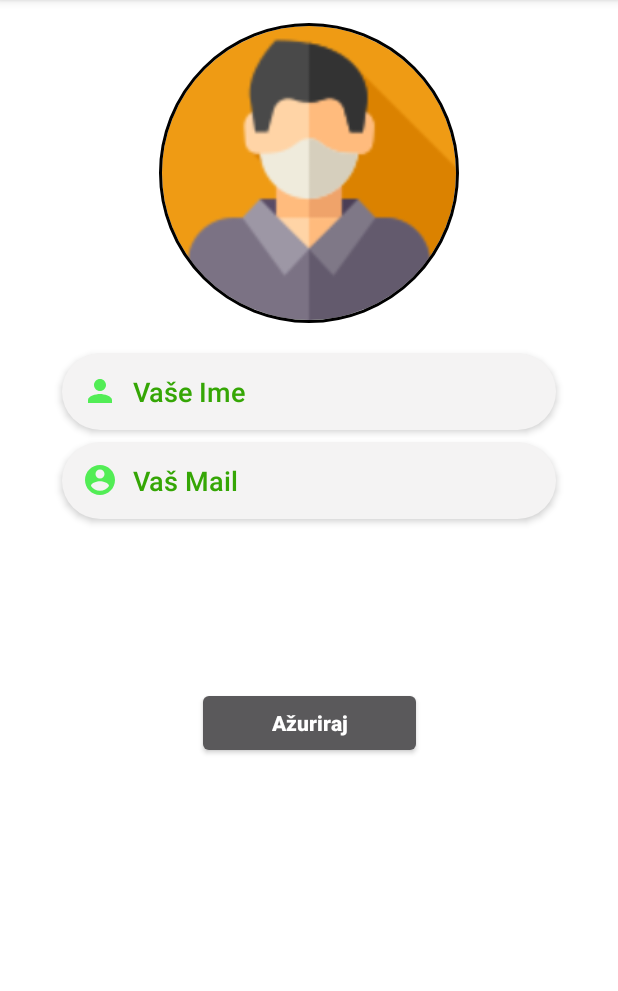
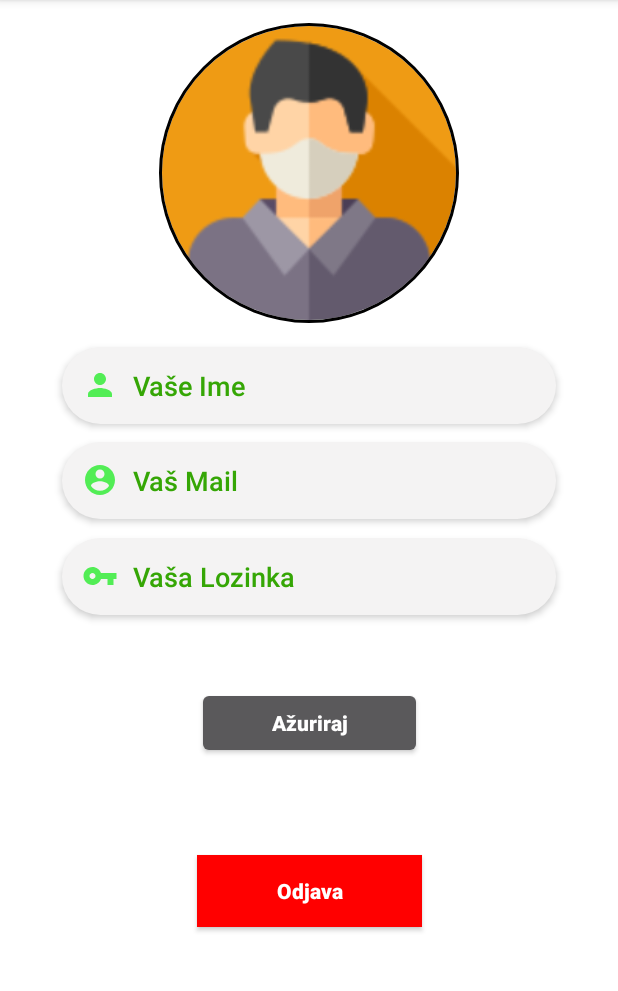
Before and after one commit to Xerokee/Azil, an Android app: the fragment ProfileFragment shown on its own in the app's theme, after a tap on "Ažuriraj", on a phone screen of 412 x 824 dp, the part 84-1075 px from its top. Run offline under Robolectric (Android 15) with nearby library versions, the phone set to English and light mode, and no system bars; our stand-ins replace CircleImageView, Firebase (no records; nobody signed in at launch, a user with empty details on screens opened directly); Roboto replaces fonts that are not available here.

Commit message:
Profile Update and Logout

```diff
--- a/app/src/main/AndroidManifest.xml
+++ b/app/src/main/AndroidManifest.xml
@@ -3,6 +3,7 @@
     xmlns:tools="http://schemas.android.com/tools">
 
     <application
+        android:name=".MyApplication"
         android:allowBackup="true"
         android:dataExtractionRules="@xml/data_extraction_rules"
         android:fullBackupContent="@xml/backup_rules"
--- a/app/src/main/java/com/activity/vuv_azil_navigation/activities/DetailedActivity.java
+++ b/app/src/main/java/com/activity/vuv_azil_navigation/activities/DetailedActivity.java
@@ -103,7 +103,7 @@ public class DetailedActivity extends AppCompatActivity {
             cartMap.put("animalType", viewAllModel.getType());
             cartMap.put("currentDate", saveCurrentDate);
             cartMap.put("currentTime", saveCurrentTime);
-            cartMap.put("imgUrl", viewAllModel.getImg_url());
+            cartMap.put("img_url", viewAllModel.getImg_url());
 
             firestore.collection("AnimalsForAdoption")
                     .add(cartMap)
--- a/app/src/main/java/com/activity/vuv_azil_navigation/activities/HomeActivity.java
+++ b/app/src/main/java/com/activity/vuv_azil_navigation/activities/HomeActivity.java
@@ -11,6 +11,7 @@ import android.widget.Toast;
 import com.activity.vuv_azil_navigation.MainActivity;
 import com.activity.vuv_azil_navigation.R;
 import com.google.firebase.auth.FirebaseAuth;
+import com.google.firebase.database.FirebaseDatabase;
 
 public class HomeActivity extends AppCompatActivity {
 
--- a/app/src/main/java/com/activity/vuv_azil_navigation/activities/LoginActivity.java
+++ b/app/src/main/java/com/activity/vuv_azil_navigation/activities/LoginActivity.java
@@ -19,6 +19,7 @@ import com.google.android.gms.tasks.OnCompleteListener;
 import com.google.android.gms.tasks.Task;
 import com.google.firebase.auth.AuthResult;
 import com.google.firebase.auth.FirebaseAuth;
+import com.google.firebase.database.FirebaseDatabase;
 
 public class LoginActivity extends AppCompatActivity {
     Button signIn;
@@ -31,6 +32,7 @@ public class LoginActivity extends AppCompatActivity {
     @Override
     protected void onCreate(Bundle savedInstanceState) {
         super.onCreate(savedInstanceState);
+
         setContentView(R.layout.activity_login);
 
         auth = FirebaseAuth.getInstance();
--- a/app/src/main/java/com/activity/vuv_azil_navigation/activities/RegistrationActivity.java
+++ b/app/src/main/java/com/activity/vuv_azil_navigation/activities/RegistrationActivity.java
@@ -36,9 +36,9 @@ public class RegistrationActivity extends AppCompatActivity {
     @Override
     protected void onCreate(Bundle savedInstanceState) {
         super.onCreate(savedInstanceState);
+
         setContentView(R.layout.activity_registration);
 
-        FirebaseDatabase.getInstance().setPersistenceEnabled(true);
         DatabaseReference databaseReference = FirebaseDatabase.getInstance().getReference();
         databaseReference.keepSynced(true);
 
--- a/app/src/main/java/com/activity/vuv_azil_navigation/models/MyCartModel.java
+++ b/app/src/main/java/com/activity/vuv_azil_navigation/models/MyCartModel.java
@@ -62,7 +62,7 @@ public class MyCartModel {
     public void setAnimalId(String animalId) {
         this.animalId = animalId;
     }
-    public String getImgUrl() {return img_url; }
+    public String getimg_url() {return img_url; }
 
-    public void setImgUrl(String img_url) {this.img_url = img_url; }
+    public void setimg_url(String img_url) {this.img_url = img_url; }
 }
--- a/app/src/main/java/com/activity/vuv_azil_navigation/ui/profile/ProfileFragment.java
+++ b/app/src/main/java/com/activity/vuv_azil_navigation/ui/profile/ProfileFragment.java
@@ -8,20 +8,22 @@ import android.view.View;
 import android.view.ViewGroup;
 import android.widget.Button;
 import android.widget.EditText;
-import android.widget.ImageView;
 import android.widget.Toast;
 
 import androidx.annotation.NonNull;
 import androidx.annotation.Nullable;
+import androidx.core.content.ContextCompat;
 import androidx.fragment.app.Fragment;
 
 import com.activity.vuv_azil_navigation.R;
+import com.activity.vuv_azil_navigation.activities.HomeActivity;
 import com.activity.vuv_azil_navigation.models.UserModel;
 import com.bumptech.glide.Glide;
 import com.google.android.gms.tasks.OnSuccessListener;
 import com.google.firebase.auth.FirebaseAuth;
 import com.google.firebase.database.DataSnapshot;
 import com.google.firebase.database.DatabaseError;
+import com.google.firebase.database.DatabaseReference;
 import com.google.firebase.database.FirebaseDatabase;
 import com.google.firebase.database.ValueEventListener;
 import com.google.firebase.storage.FirebaseStorage;
@@ -33,8 +35,8 @@ import de.hdodenhof.circleimageview.CircleImageView;
 public class ProfileFragment extends Fragment {
 
     CircleImageView profileImg;
-    EditText name,email,number,address;
-    Button update;
+    EditText name, email, password;
+    Button update, logout;
 
     FirebaseStorage storage;
     FirebaseAuth auth;
@@ -51,27 +53,58 @@ public class ProfileFragment extends Fragment {
         profileImg = root.findViewById(R.id.profile_img);
         name = root.findViewById(R.id.profile_name);
         email = root.findViewById(R.id.profile_email);
+        password = root.findViewById(R.id.profile_password);
         update = root.findViewById(R.id.update);
+        logout = root.findViewById(R.id.logout);
 
-        database.getReference().child("Korisnici").child(FirebaseAuth.getInstance().getUid())
+        logout.setBackgroundTintList(ContextCompat.getColorStateList(requireContext(), R.color.red));
+
+        logout.setOnClickListener(new View.OnClickListener() {
+            @Override
+            public void onClick(View v) {
+                // Logout user
+                FirebaseAuth.getInstance().signOut();
+
+                // Redirect to HomeActivity
+                Intent intent = new Intent(getActivity(), HomeActivity.class);
+                intent.setFlags(Intent.FLAG_ACTIVITY_NEW_TASK | Intent.FLAG_ACTIVITY_CLEAR_TASK);
+                startActivity(intent);
+            }
+        });
+
+        // Check if the user is authenticated
+        if (auth.getCurrentUser() != null) {
+            // User is authenticated, proceed with database operations
+
+            String uid = FirebaseAuth.getInstance().getUid();
+            if (uid != null) {
+                database.getReference().child("Korisnici").child(uid)
                         .addListenerForSingleValueEvent(new ValueEventListener() {
                             @Override
                             public void onDataChange(@NonNull DataSnapshot snapshot) {
                                 UserModel userModel = snapshot.getValue(UserModel.class);
 
-                                if (userModel != null && userModel.getProfileImg() != null) {
-                                    Glide.with(getContext()).load(userModel.getProfileImg()).into(profileImg);
-                                } else {
-                                    // Postavite defaultnu sliku profila ako nema dostupne slike
-                                    // Glide.with(getContext()).load(R.drawable.default_profile_image).into(profileImg);
+                                if (userModel != null) {
+                                    name.setText(userModel.getName());
+                                    email.setText(userModel.getEmail());
+                                    password.setText(userModel.getPassword());
+
+                                    if (userModel.getProfileImg() != null) {
+                                        Glide.with(getContext()).load(userModel.getProfileImg()).into(profileImg);
+                                    } else {
+                                        // Postavite defaultnu sliku profila ako nema dostupne slike
+                                        // Glide.with(getContext()).load(R.drawable.default_profile_image).into(profileImg);
+                                    }
                                 }
                             }
 
                             @Override
                             public void onCancelled(@NonNull DatabaseError error) {
-
+                                // Handle the error
                             }
                         });
+            }
+        }
 
         profileImg.setOnClickListener(new View.OnClickListener() {
             @Override
@@ -79,7 +112,7 @@ public class ProfileFragment extends Fragment {
                 Intent intent = new Intent();
                 intent.setAction(Intent.ACTION_GET_CONTENT);
                 intent.setType("image/*");
-                startActivityForResult(intent,33);
+                startActivityForResult(intent, 33);
             }
         });
 
@@ -94,14 +127,28 @@ public class ProfileFragment extends Fragment {
     }
 
     private void updateUserProfile() {
+        // Dohvatite nove podatke iz polja za unos
+        String newName = name.getText().toString();
+        String newEmail = email.getText().toString();
+        String newPassword = password.getText().toString();
 
+        // Ažurirajte korisničke podatke u bazi podataka
+        String uid = FirebaseAuth.getInstance().getUid();
+        if (uid != null) {
+            DatabaseReference userRef = database.getReference().child("Korisnici").child(uid);
+            userRef.child("name").setValue(newName);
+            userRef.child("email").setValue(newEmail);
+            userRef.child("password").setValue(newPassword);
+
+            Toast.makeText(getContext(), "Profil ažuriran", Toast.LENGTH_SHORT).show();
+        }
     }
 
     @Override
     public void onActivityResult(int requestCode, int resultCode, @Nullable Intent data) {
         super.onActivityResult(requestCode, resultCode, data);
 
-        if (data.getData() != null){
+        if (data != null && data.getData() != null) {
             Uri profileUri = data.getData();
             profileImg.setImageURI(profileUri);
 
@@ -118,12 +165,11 @@ public class ProfileFragment extends Fragment {
                         public void onSuccess(Uri uri) {
                             database.getReference().child("Korisnici").child(FirebaseAuth.getInstance().getUid())
                                     .child("profileImg").setValue(profileUri.toString());
-                            Toast.makeText(getContext(),"Slika Profila Prenesena",Toast.LENGTH_SHORT).show();
+                            Toast.makeText(getContext(), "Slika Profila Prenesena", Toast.LENGTH_SHORT).show();
                         }
                     });
                 }
             });
-
         }
     }
 }
--- a/app/src/main/res/layout/fragment_profile.xml
+++ b/app/src/main/res/layout/fragment_profile.xml
@@ -24,34 +24,54 @@
         android:id="@+id/profile_name"
         android:layout_width="0dp"
         android:layout_height="wrap_content"
+        android:layout_marginTop="16dp"
         android:background="@drawable/edittext_bg"
-        android:hint="Vaše Ime"
-        android:textColorHint="@color/purple_700"
-        android:textColor="@color/purple_700"
-        android:padding="13dp"
-        android:layout_marginTop="20dp"
         android:drawableLeft="@drawable/ic_baseline_person_24"
         android:drawablePadding="10dp"
         android:elevation="3dp"
+        android:hint="Vaše Ime"
+        android:padding="13dp"
+        android:textColor="@color/purple_700"
+        android:textColorHint="@color/purple_700"
         app:layout_constraintEnd_toEndOf="parent"
         app:layout_constraintStart_toStartOf="parent"
         app:layout_constraintTop_toBottomOf="@+id/profile_img"
-        app:layout_constraintWidth_percent=".8"/>
+        app:layout_constraintWidth_percent=".8" />
 
     <EditText
-        android:inputType="textEmailAddress"
         android:id="@+id/profile_email"
         android:layout_width="0dp"
         android:layout_height="wrap_content"
-        android:layout_marginTop="8dp"
+        android:layout_marginTop="12dp"
         android:background="@drawable/edittext_bg"
         android:drawableLeft="@drawable/account"
         android:drawablePadding="10dp"
         android:elevation="3dp"
         android:hint="Vaš Mail"
+        android:inputType="textEmailAddress"
+        android:padding="13dp"
+        android:textColor="@color/purple_700"
         android:textColorHint="@color/purple_700"
+        app:layout_constraintEnd_toEndOf="parent"
+        app:layout_constraintStart_toStartOf="parent"
+        app:layout_constraintTop_toBottomOf="@+id/profile_name"
+        app:layout_constraintWidth_percent=".8"
+        app:layout_goneMarginTop="10dp" />
+
+    <EditText
+        android:id="@+id/profile_password"
+        android:layout_width="0dp"
+        android:layout_height="wrap_content"
+        android:layout_marginTop="76dp"
+        android:background="@drawable/edittext_bg"
+        android:drawableLeft="@drawable/keylog"
+        android:drawablePadding="10dp"
+        android:elevation="3dp"
+        android:hint="Vaša Lozinka"
+        android:inputType="textEmailAddress"
+        android:padding="13dp"
         android:textColor="@color/purple_700"
-        android:padding="13dp"
+        android:textColorHint="@color/purple_700"
         app:layout_constraintEnd_toEndOf="parent"
         app:layout_constraintStart_toStartOf="parent"
         app:layout_constraintTop_toBottomOf="@+id/profile_name"
@@ -73,4 +93,20 @@
         app:layout_constraintTop_toBottomOf="@+id/profile_email"
         app:layout_constraintVertical_bias="0.3" />
 
+    <Button
+        android:id="@+id/logout"
+        android:layout_width="150dp"
+        android:layout_height="wrap_content"
+        android:padding="14dp"
+        android:text="Odjava"
+        android:textAllCaps="false"
+        android:textColor="@color/white"
+        android:background="@color/red"
+        android:textStyle="bold"
+        app:layout_constraintBottom_toBottomOf="parent"
+        app:layout_constraintEnd_toEndOf="parent"
+        app:layout_constraintStart_toStartOf="parent"
+        app:layout_constraintTop_toBottomOf="@+id/update"
+        app:layout_constraintVertical_bias="0.3" />
+
 </androidx.constraintlayout.widget.ConstraintLayout>
--- a/app/src/main/res/values/colors.xml
+++ b/app/src/main/res/values/colors.xml
@@ -7,4 +7,5 @@
     <color name="teal_700">#FF018786</color>
     <color name="black">#FF000000</color>
     <color name="white">#FFFFFFFF</color>
+    <color name="red">#FF0000</color>
 </resources>
```
Also changed, not shown: app/src/main/java/com/activity/vuv_azil_navigation/MyApplication.java (added, +15 -0 lines), app/src/main/java/com/activity/vuv_azil_navigation/adapters/MyCartAdapter.java (+9 -9 lines), app/src/main/res/layout/my_cart_item.xml (+5 -5 lines).
